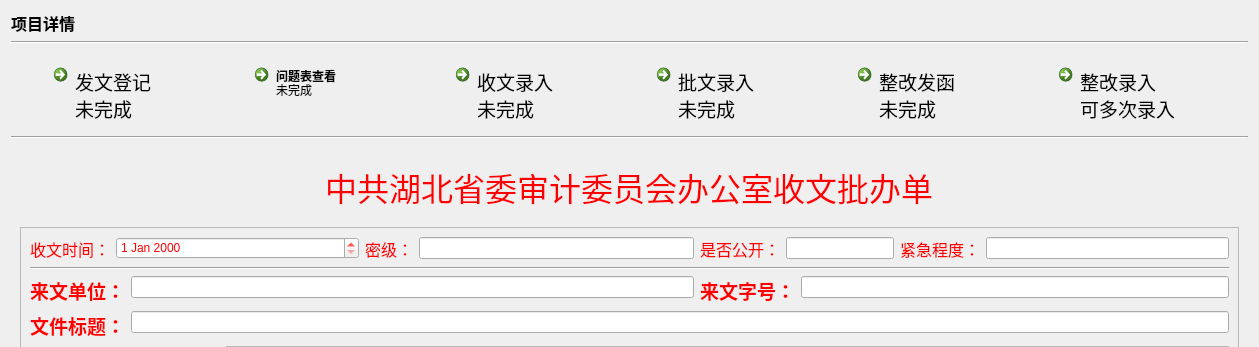
wind-sword/Audit, file ui_dir/zgdetail.ui: the form before one commit; both pictures show x 0 to 1259 and y 0 to 347 of the 1259 by 935 pixel window.
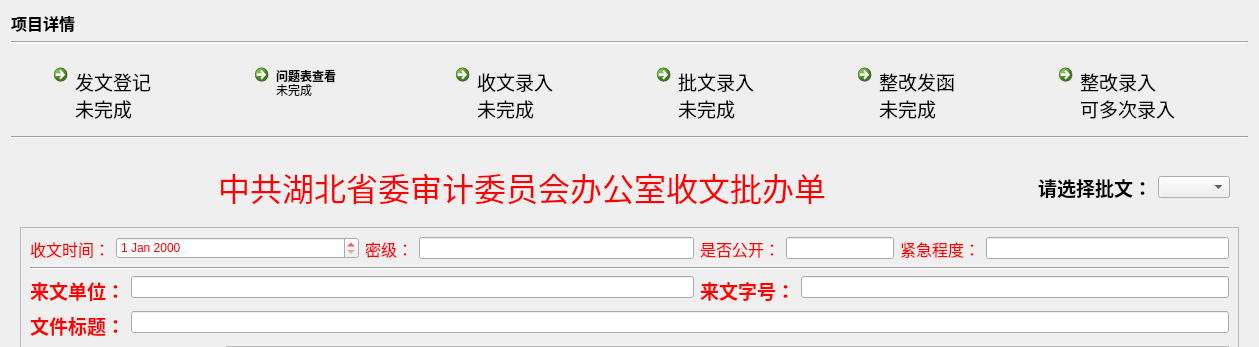
The form after the commit. The open tabs and pages were chosen to show the change. Icons and pictures are not drawn.

Commit message: 1、多批文数据库逻辑完成,2、代码结构优化,3、整改发函问题表修改,4、多批文数据库逻辑迁移到整改台账之中

Patch:
```diff
--- a/ui_dir/zgdetail.ui
+++ b/ui_dir/zgdetail.ui
@@ -1483,6 +1483,19 @@
        <item row="0" column="0">
         <widget class="QWidget" name="widget_2" native="true">
          <layout class="QHBoxLayout" name="horizontalLayout_4">
+          <item>
+           <spacer name="horizontalSpacer_8">
+            <property name="orientation">
+             <enum>Qt::Horizontal</enum>
+            </property>
+            <property name="sizeHint" stdset="0">
+             <size>
+              <width>40</width>
+              <height>20</height>
+             </size>
+            </property>
+           </spacer>
+          </item>
           <item alignment="Qt::AlignHCenter">
            <widget class="QLabel" name="label_3">
             <property name="text">
@@ -1490,10 +1503,39 @@
             </property>
            </widget>
           </item>
+          <item>
+           <spacer name="horizontalSpacer_7">
+            <property name="orientation">
+             <enum>Qt::Horizontal</enum>
+            </property>
+            <property name="sizeHint" stdset="0">
+             <size>
+              <width>40</width>
+              <height>20</height>
+             </size>
+            </property>
+           </spacer>
+          </item>
          </layout>
         </widget>
        </item>
-       <item row="1" column="0">
+       <item row="0" column="1">
+        <widget class="QWidget" name="widget_3" native="true">
+         <layout class="QHBoxLayout" name="horizontalLayout_8">
+          <item>
+           <widget class="QLabel" name="label_63">
+            <property name="text">
+             <string>&lt;html&gt;&lt;head/&gt;&lt;body&gt;&lt;p&gt;&lt;span style=&quot; font-size:14pt; font-weight:600;&quot;&gt;请选择批文：&lt;/span&gt;&lt;/p&gt;&lt;/body&gt;&lt;/html&gt;</string>
+            </property>
+           </widget>
+          </item>
+          <item>
+           <widget class="QComboBox" name="comboBox"/>
+          </item>
+         </layout>
+        </widget>
+       </item>
+       <item row="1" column="0" colspan="2">
         <widget class="QFrame" name="frame_3">
          <property name="styleSheet">
           <string notr="true">color: rgb(255, 0, 0);</string>
```
Left out of the diff: 20 changed lines with no effect on the pictures. The commit also changes 17 other files.
